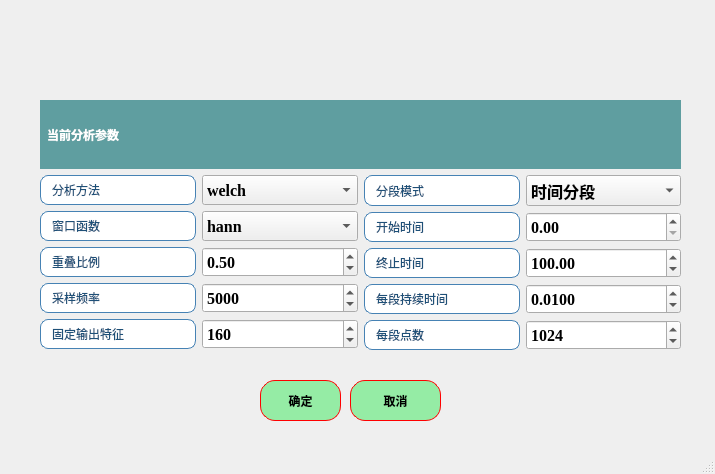
Old version of the form ui/VA_method_para.ui in the repository azhongege24/predict_first.
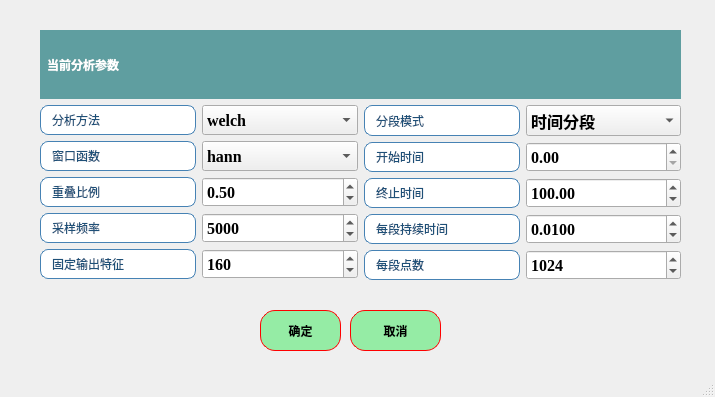
New version of the form.

Commit message: 今天发现多了个决策树的para给他删除了，然后对于其他参数模块的UI界面进行了个简易的构建，然后后续功能需要和庞老师进行讨论

The edit to the form file:
```diff
--- a/ui/VA_method_para.ui
+++ b/ui/VA_method_para.ui
@@ -7,7 +7,7 @@
     <x>0</x>
     <y>0</y>
     <width>715</width>
-    <height>474</height>
+    <height>397</height>
    </rect>
   </property>
   <property name="windowTitle">
@@ -18,7 +18,7 @@
     <property name="geometry">
      <rect>
       <x>350</x>
-      <y>380</y>
+      <y>310</y>
       <width>91</width>
       <height>41</height>
      </rect>
@@ -49,7 +49,7 @@
     <property name="geometry">
      <rect>
       <x>260</x>
-      <y>380</y>
+      <y>310</y>
       <width>81</width>
       <height>41</height>
      </rect>
@@ -80,7 +80,7 @@
     <property name="geometry">
      <rect>
       <x>40</x>
-      <y>100</y>
+      <y>30</y>
       <width>641</width>
       <height>250</height>
      </rect>
```
The commit also changes 40 other files.
